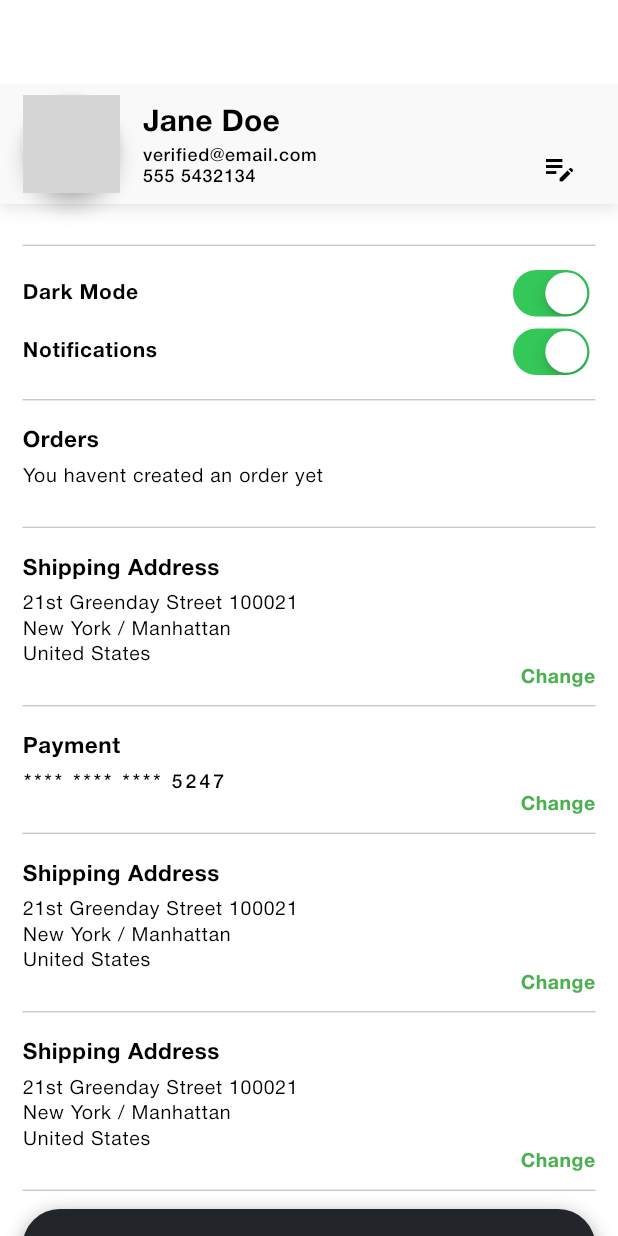
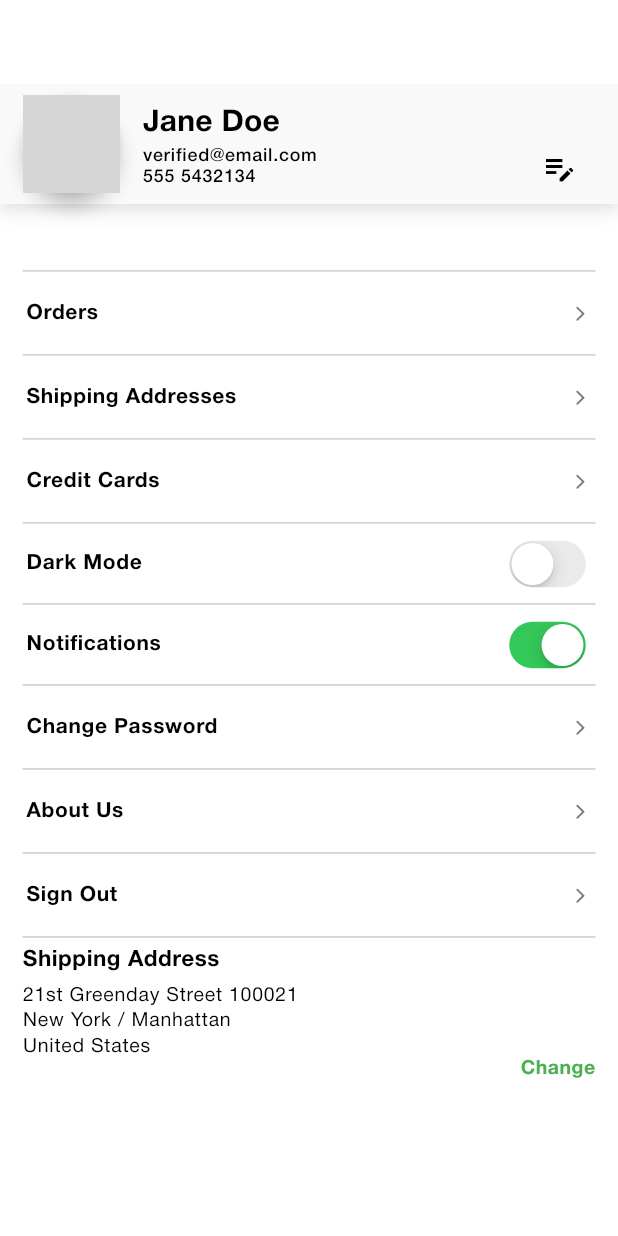
Before and after one commit to stdxpe/ecommerce-project, a Flutter app: the ProfileScreen screen opened directly, on a phone screen of 412 x 824 dp. Run offline on Flutter 3.47's test engine with Material 3 defaults, Android fonts, the phone set to English and light mode, and no system bars; our stand-ins replace carousel_slider, flutter_rating_bar, flutter_svg, google_fonts; project files that could hold a hidden picture were left out; grey boxes are pictures that could not be loaded.

Commit message:
profile screen buttons added

```diff
--- a/lib/ui/screens/home_screen.dart
+++ b/lib/ui/screens/home_screen.dart
@@ -1,7 +1,7 @@
 import 'package:flutter/material.dart';
 
 import 'package:ecommerce_project/models/product.dart';
-import 'package:ecommerce_project/ui/widgets/buttons/button_collection_title_and_show_all.dart';
+import 'package:ecommerce_project/ui/widgets/titles/title_collection_and_see_all_button.dart';
 import 'package:ecommerce_project/ui/widgets/carousel_sliders/carousel_integrated.dart';
 import 'package:ecommerce_project/ui/widgets/dialog_popups/dialog_popup_card_home_screen.dart';
 import 'package:ecommerce_project/ui/widgets/dialog_popups/dialog_popup_widget_main.dart';
@@ -186,7 +186,7 @@ class HomeScreen extends StatelessWidget {
               bottom: Constants.kPaddingTitleAndContent,
             ),
             sliver: SliverToBoxAdapter(
-              child: ButtonCollectionTitleAndShowAll(
+              child: TitleCollectionAndSeeAllButton(
                 title: 'Gridview',
                 buttonTitle: Strings.kStringButtonCollectionTitle,
                 onPressed: () {},
--- a/lib/ui/screens/profile_screen.dart
+++ b/lib/ui/screens/profile_screen.dart
@@ -2,14 +2,14 @@ import 'package:flutter/material.dart';
 import 'package:flutter/cupertino.dart';
 
 import 'package:ecommerce_project/models/user_model.dart';
-import 'package:ecommerce_project/ui/widgets/buttons/button_main.dart';
+import 'package:ecommerce_project/ui/widgets/buttons/button_profile_screen_listile.dart';
+import 'package:ecommerce_project/ui/widgets/buttons/button_profile_screen_switch_tile.dart';
 import 'package:ecommerce_project/ui/widgets/cards/user_profile_card.dart';
+import 'package:ecommerce_project/ui/widgets/payment_related/payment_credit_card.dart';
 import 'package:ecommerce_project/ui/widgets/slivers_and_appbars/app_bar_main_non_sliver.dart';
 import 'package:ecommerce_project/ui/widgets/titles/title_payment_summary_change.dart';
 import 'package:ecommerce_project/utilities/k_color_palette.dart';
 import 'package:ecommerce_project/utilities/k_constants.dart';
-import 'package:ecommerce_project/utilities/k_strings_en.dart';
-import 'package:ecommerce_project/utilities/k_text_styles.dart';
 
 class ProfileScreen extends StatelessWidget {
   const ProfileScreen({
@@ -24,16 +24,11 @@ class ProfileScreen extends StatelessWidget {
       appBar: const AppBarMainNonSliver(
         backgroundColor: Colors.white,
       ),
-      body: Container(
-        // color: Colors.red.withOpacity(0.5),
-        height: size.height,
-        width: size.width,
-        child: Column(
+      body: Column(
         mainAxisSize: MainAxisSize.min,
         children: [
           Container(
             width: size.width,
-              // height: 100,
             decoration: BoxDecoration(
               color: ColorPalette.kColorModalBottomSheet,
               boxShadow: [
@@ -41,7 +36,7 @@ class ProfileScreen extends StatelessWidget {
                   color: Colors.black54.withOpacity(0.15),
                   spreadRadius: 0.5,
                   blurRadius: 10,
-                    offset: const Offset(0, 0),
+                  offset: const Offset(0, 2),
                 ),
               ],
             ),
@@ -50,7 +45,6 @@ class ProfileScreen extends StatelessWidget {
               padding: const EdgeInsets.only(
                 left: Constants.kPaddingHorizontalMain,
                 right: Constants.kPaddingHorizontalMain,
-                  // bottom: Constants.kPaddingHorizontalMain,
               ),
               child: Stack(
                 children: [
@@ -91,147 +85,127 @@ class ProfileScreen extends StatelessWidget {
                   left: Constants.kPaddingHorizontalMain,
                   right: Constants.kPaddingHorizontalMain,
                   top: Constants.kPaddingHorizontalMain,
+                  bottom: Constants.kPaddingAppBottom,
                 ),
-                  child: Column(
-                    mainAxisAlignment: MainAxisAlignment.spaceBetween,
+                child:
+
+                    /// CONTENT
+                    Column(
                   children: [
-                      /// CONTENT
-                      Container(
-                        // color: Colors.green.withOpacity(0.5),
-                        child: Column(
-                          children: [
-                            Align(
-                              alignment: Alignment.bottomRight,
-                              child: Container(
-                                // color: Colors.red.withOpacity(0.5),
-                                child: Column(
-                                  // mainAxisSize: MainAxisSize.min,
-                                  mainAxisAlignment: MainAxisAlignment.start,
-                                  crossAxisAlignment: CrossAxisAlignment.end,
-                                  children: [
+                    const SizedBox(
+                        height: Constants.kPaddingHorizontalMain * 2),
                     const Divider(
                       thickness: 0.75,
-                                      height:
-                                          Constants.kPaddingContentAndContent,
+                      height: 0,
                       color: Colors.black26,
                     ),
-                                    Row(
-                                      mainAxisSize: MainAxisSize.max,
-                                      mainAxisAlignment:
-                                          MainAxisAlignment.spaceBetween,
-                                      children: [
-                                        const Text(
-                                          'Dark Mode',
-                                          style:
-                                              kUserProfileTextStyleSwitchIconTexts,
-                                        ),
-                                        CupertinoSwitch(
-                                          onChanged: (value) {},
-                                          value: true,
-                                        ),
-                                      ],
-                                    ),
-                                    Row(
-                                      mainAxisSize: MainAxisSize.max,
-                                      mainAxisAlignment:
-                                          MainAxisAlignment.spaceBetween,
-                                      children: [
-                                        const Text(
-                                          'Notifications',
-                                          style:
-                                              kUserProfileTextStyleSwitchIconTexts,
-                                        ),
-                                        CupertinoSwitch(
-                                          onChanged: (value) {},
-                                          value: true,
-                                        ),
-                                      ],
-                                    ),
-                                  ],
-                                ),
-                              ),
+                    ButtonProfileScreenListile(
+                      title: 'Orders',
+                      onPressed: () {},
                     ),
                     const Divider(
                       thickness: 0.75,
-                              height: Constants.kPaddingContentAndContent,
+                      height: 0,
                       color: Colors.black26,
                     ),
-                            TitlePaymentSummaryChange(
-                              title: 'Orders',
-                              subtext: 'You havent created an order yet',
-                              textButtonText: '',
+                    ButtonProfileScreenListile(
+                      title: 'Shipping Addresses',
                       onPressed: () {},
                     ),
-
                     const Divider(
                       thickness: 0.75,
-                              height: Constants.kPaddingContentAndContent,
+                      height: 0,
                       color: Colors.black26,
                     ),
-
-                            /// TODO: Address and Credit Card info comes here.
+                    ButtonProfileScreenListile(
+                      title: 'Credit Cards',
+                      onPressed: () {},
+                    ),
+                    const Divider(
+                      thickness: 0.75,
+                      height: 0,
+                      color: Colors.black26,
+                    ),
+                    const ButtonProfileScreenSwitchTile(
+                      title: 'Dark Mode',
+                      switchValue: false,
+                    ),
+                    const Divider(
+                      thickness: 0.75,
+                      height: 0,
+                      color: Colors.black26,
+                    ),
+                    const ButtonProfileScreenSwitchTile(
+                      title: 'Notifications',
+                      switchValue: true,
+                    ),
+                    const Divider(
+                      thickness: 0.75,
+                      height: 0,
+                      color: Colors.black26,
+                    ),
+                    ButtonProfileScreenListile(
+                      title: 'Change Password',
+                      onPressed: () {},
+                    ),
+                    const Divider(
+                      thickness: 0.75,
+                      height: 0,
+                      color: Colors.black26,
+                    ),
+                    ButtonProfileScreenListile(
+                      title: 'About Us',
+                      onPressed: () {},
+                    ),
+                    const Divider(
+                      thickness: 0.75,
+                      height: 0,
+                      color: Colors.black26,
+                    ),
+                    ButtonProfileScreenListile(
+                      title: 'Sign Out',
+                      onPressed: () {},
+                    ),
+                    const Divider(
+                      thickness: 0.75,
+                      height: 0,
+                      color: Colors.black26,
+                    ),
                     TitlePaymentSummaryChange(
                       title: 'Shipping Address',
                       subtext:
                           '21st Greenday Street 100021\nNew York / Manhattan\nUnited States',
-                              onPressed: () {},
-                            ),
-                            const Divider(
-                              thickness: 0.75,
-                              height: Constants.kPaddingContentAndContent,
-                              color: Colors.black26,
-                            ),
-
-                            TitlePaymentSummaryChange(
-                              title: 'Payment',
-                              subtext: '**** **** **** 5247',
-                              subTextStyle:
-                                  kPaymentScreenSummarySubtitleCreditCardTextStyle,
-                              onPressed: () {},
-                            ),
-
-                            const Divider(
-                              thickness: 0.75,
-                              height: Constants.kPaddingContentAndContent,
-                              color: Colors.black26,
-                            ),
-
-                            /// TODO: Address and Credit Card info comes here.
-                            TitlePaymentSummaryChange(
-                              title: 'Shipping Address',
-                              subtext:
-                                  '21st Greenday Street 100021\nNew York / Manhattan\nUnited States',
-                              onPressed: () {},
-                            ),
-                            const Divider(
-                              thickness: 0.75,
-                              height: Constants.kPaddingContentAndContent,
-                              color: Colors.black26,
-                            ),
-
-                            /// TODO: Address and Credit Card info comes here.
-                            TitlePaymentSummaryChange(
-                              title: 'Shipping Address',
-                              subtext:
-                                  '21st Greenday Street 100021\nNew York / Manhattan\nUnited States',
-                              onPressed: () {},
-                            ),
-                            const Divider(
-                              thickness: 0.75,
-                              height: Constants.kPaddingContentAndContent,
-                              color: Colors.black26,
-                            ),
-                          ],
+                      onPressed: () {
+                        showCupertinoModalPopup(
+                          barrierDismissible: true,
+                          barrierColor: Colors.black.withOpacity(0.4),
+                          context: context,
+                          builder: (context) {
+                            return BottomSheet(
+                              constraints: BoxConstraints.loose(
+                                Size.fromHeight(
+                                  size.height * 0.75,
                                 ),
                               ),
-                      ButtonMain(
-                        onPressed: () {},
-                        text: Strings.kStringSignOut,
-                        textColor: Colors.white,
-                        buttonColor: ColorPalette.kColorDarkButton,
-                        paddingHorizontal: 0,
+                              // constraints: BoxConstraints.tightForFinite(height: 100),
+                              enableDrag: false,
+                              backgroundColor: Colors.red,
+                              shape: const RoundedRectangleBorder(
+                                borderRadius: BorderRadius.vertical(
+                                    top: Radius.circular(0.0)),
                               ),
-                      const SizedBox(height: Constants.kPaddingAppBottom),
+                              onClosing: () {},
+                              builder: (context) {
+                                return PaymentCreditCard(
+                                  onPressedOptional: () {},
+                                  onPressedMain: () {},
+                                );
+                              },
+                            );
+                          },
+                        );
+                      },
+                    ),
                   ],
                 ),
               ),
@@ -239,7 +213,6 @@ class ProfileScreen extends StatelessWidget {
           ),
         ],
       ),
-      ),
     );
   }
 }
--- /dev/null
+++ b/lib/ui/widgets/buttons/button_profile_screen_listile.dart
@@ -0,0 +1,42 @@
+import 'package:flutter/material.dart';
+import 'package:flutter/cupertino.dart';
+
+import 'package:ecommerce_project/utilities/k_text_styles.dart';
+
+class ButtonProfileScreenListile extends StatelessWidget {
+  final String title;
+  final Function() onPressed;
+
+  const ButtonProfileScreenListile({
+    required this.title,
+    required this.onPressed,
+    super.key,
+  });
+
+  @override
+  Widget build(BuildContext context) {
+    return GestureDetector(
+      onTap: () {
+        onPressed();
+      },
+      child: Container(
+          // color: Colors.red.withOpacity(0.5),
+          padding: const EdgeInsets.symmetric(vertical: 17.5, horizontal: 2.5),
+          child: Row(
+            mainAxisAlignment: MainAxisAlignment.spaceBetween,
+            crossAxisAlignment: CrossAxisAlignment.center,
+            children: [
+              Text(
+                title,
+                style: kUserProfileListItemsMainTextStyle,
+              ),
+              const Icon(
+                CupertinoIcons.forward,
+                size: 15,
+                color: Colors.black54,
+              ),
+            ],
+          )),
+    );
+  }
+}
--- /dev/null
+++ b/lib/ui/widgets/buttons/button_profile_screen_switch_tile.dart
@@ -0,0 +1,37 @@
+import 'package:flutter/material.dart';
+import 'package:flutter/cupertino.dart';
+
+import 'package:ecommerce_project/utilities/k_text_styles.dart';
+
+class ButtonProfileScreenSwitchTile extends StatelessWidget {
+  final String title;
+  final bool switchValue;
+
+  const ButtonProfileScreenSwitchTile({
+    required this.title,
+    required this.switchValue,
+    super.key,
+  });
+
+  @override
+  Widget build(BuildContext context) {
+    return Container(
+      // color: Colors.red.withOpacity(0.5),
+      padding: const EdgeInsets.symmetric(vertical: 7.5, horizontal: 2.5),
+      child: Row(
+        mainAxisAlignment: MainAxisAlignment.spaceBetween,
+        crossAxisAlignment: CrossAxisAlignment.center,
+        children: [
+          Text(
+            title,
+            style: kUserProfileListItemsMainTextStyle,
+          ),
+          CupertinoSwitch(
+            onChanged: (value) {},
+            value: switchValue,
+          ),
+        ],
+      ),
+    );
+  }
+}
--- a/lib/ui/widgets/listview_horizontal_scroll_product_card_horizontal.dart
+++ b/lib/ui/widgets/listview_horizontal_scroll_product_card_horizontal.dart
@@ -2,7 +2,7 @@ import 'package:flutter/material.dart';
 
 import 'package:ecommerce_project/utilities/k_strings_en.dart';
 import 'package:ecommerce_project/models/product.dart';
-import 'package:ecommerce_project/ui/widgets/buttons/button_collection_title_and_show_all.dart';
+import 'package:ecommerce_project/ui/widgets/titles/title_collection_and_see_all_button.dart';
 import 'package:ecommerce_project/ui/widgets/cards/product_card_horizontal.dart';
 import 'package:ecommerce_project/utilities/k_constants.dart';
 
@@ -42,7 +42,7 @@ class ListviewHorizontalScrollProductCardHorizontal extends StatelessWidget {
             right: paddingHorizontalMain! + paddingBetweenElementsMain!,
             bottom: Constants.kPaddingTitleAndContent,
           ),
-          child: ButtonCollectionTitleAndShowAll(
+          child: TitleCollectionAndSeeAllButton(
             title: collectionTitle,
             buttonTitle: Strings.kStringButtonCollectionTitle,
             onPressed: () {},
--- a/lib/ui/widgets/listview_horizontal_scroll_product_card_stack.dart
+++ b/lib/ui/widgets/listview_horizontal_scroll_product_card_stack.dart
@@ -5,7 +5,7 @@ import 'package:ecommerce_project/ui/widgets/platform_adaptive_widgets/platform_
 import 'package:ecommerce_project/utilities/k_strings_en.dart';
 import 'package:ecommerce_project/ui/widgets/cards/product_card_stack.dart';
 import 'package:ecommerce_project/models/product.dart';
-import 'package:ecommerce_project/ui/widgets/buttons/button_collection_title_and_show_all.dart';
+import 'package:ecommerce_project/ui/widgets/titles/title_collection_and_see_all_button.dart';
 import 'package:ecommerce_project/utilities/k_constants.dart';
 
 class ListviewHorizontalScrollProductCardStack extends StatelessWidget {
@@ -42,7 +42,7 @@ class ListviewHorizontalScrollProductCardStack extends StatelessWidget {
             right: paddingHorizontalMain! + paddingBetweenElementsMain!,
             bottom: Constants.kPaddingTitleAndContent,
           ),
-          child: ButtonCollectionTitleAndShowAll(
+          child: TitleCollectionAndSeeAllButton(
             title: collectionTitle,
             buttonTitle: Strings.kStringButtonCollectionTitle,
             onPressed: () {},
--- a/lib/ui/widgets/listview_horizontal_scroll_product_card_vertical.dart
+++ b/lib/ui/widgets/listview_horizontal_scroll_product_card_vertical.dart
@@ -4,7 +4,7 @@ import 'package:ecommerce_project/ui/widgets/buttons/button_add_to_wishlist.dart
 import 'package:ecommerce_project/utilities/k_strings_en.dart';
 import 'package:ecommerce_project/ui/widgets/cards/product_card_vertical.dart';
 import 'package:ecommerce_project/models/product.dart';
-import 'package:ecommerce_project/ui/widgets/buttons/button_collection_title_and_show_all.dart';
+import 'package:ecommerce_project/ui/widgets/titles/title_collection_and_see_all_button.dart';
 import 'package:ecommerce_project/utilities/k_constants.dart';
 
 class ListviewHorizontalScrollProductCardVertical extends StatelessWidget {
@@ -43,7 +43,7 @@ class ListviewHorizontalScrollProductCardVertical extends StatelessWidget {
             right: paddingHorizontalMain! + paddingBetweenElementsMain!,
             bottom: Constants.kPaddingTitleAndContent,
           ),
-          child: ButtonCollectionTitleAndShowAll(
+          child: TitleCollectionAndSeeAllButton(
             title: collectionTitle,
             buttonTitle: Strings.kStringButtonCollectionTitle,
             onPressed: () {},
--- a/lib/ui/widgets/buttons/button_collection_title_and_show_all.dart
+++ b/lib/ui/widgets/titles/title_collection_and_see_all_button.dart
@@ -2,12 +2,12 @@ import 'package:flutter/material.dart';
 
 import 'package:ecommerce_project/utilities/k_text_styles.dart';
 
-class ButtonCollectionTitleAndShowAll extends StatelessWidget {
+class TitleCollectionAndSeeAllButton extends StatelessWidget {
   final String title;
   final String buttonTitle;
   final Function onPressed;
 
-  const ButtonCollectionTitleAndShowAll({
+  const TitleCollectionAndSeeAllButton({
     required this.title,
     required this.buttonTitle,
     required this.onPressed,
--- a/lib/utilities/k_text_styles.dart
+++ b/lib/utilities/k_text_styles.dart
@@ -337,7 +337,7 @@ const kUserProfileTextStyleSubtitle = TextStyle(
   height: 1.2,
 );
 
-const kUserProfileTextStyleSwitchIconTexts = TextStyle(
+const kUserProfileListItemsMainTextStyle = TextStyle(
   color: Colors.black,
   // shadows: [kBoxShadowLightText],
   fontSize: 14,
```
Also changed, not shown: lib/ui/screens/credit_cards_screen.dart (added), lib/ui/screens/orders_screen.dart (added), lib/ui/screens/shipping_addresses_screen.dart (added). Lines whose indentation alone changed are shown as unchanged.
